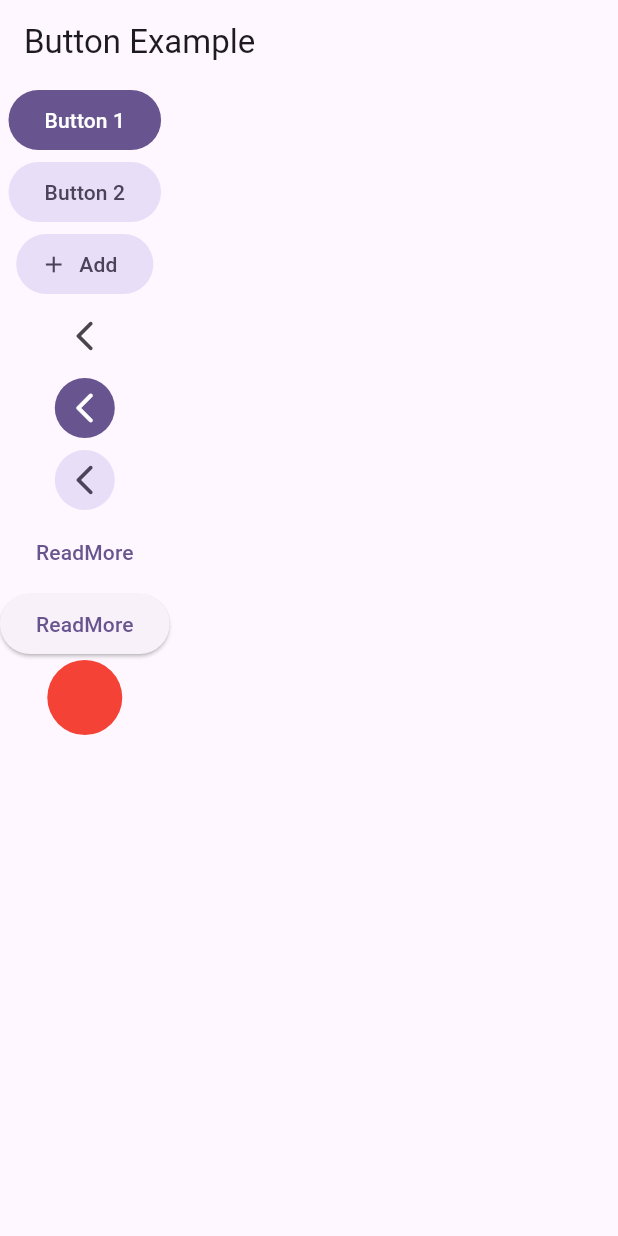
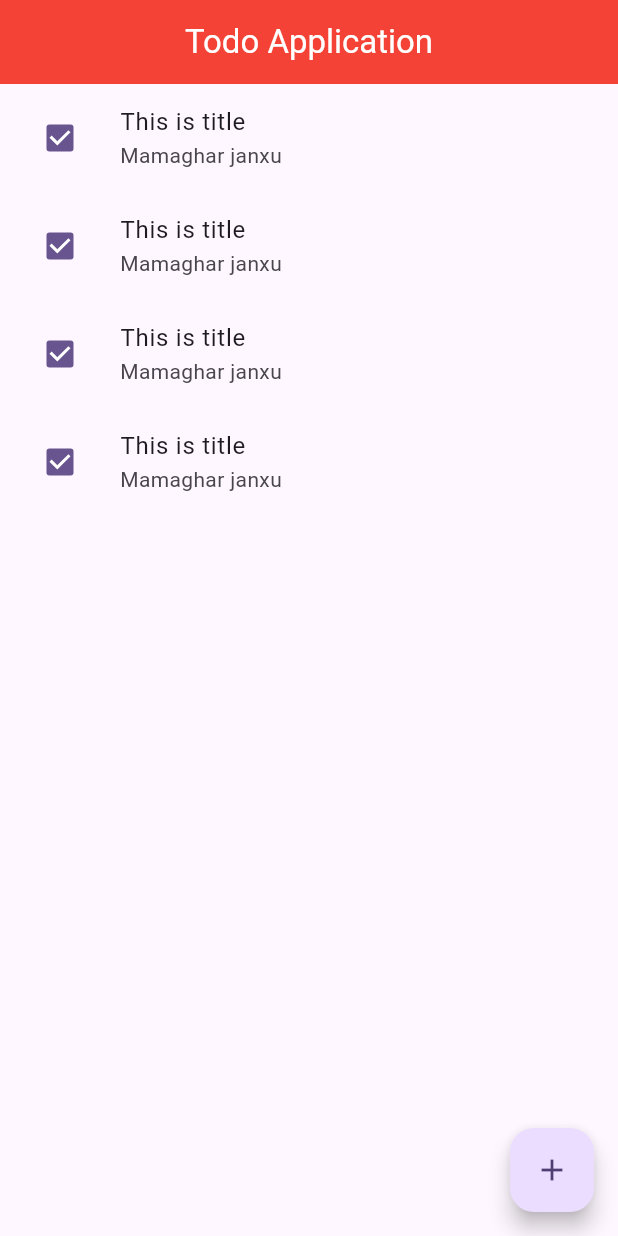
Before and after one commit to sxamip/Flutter-, a Flutter app: the screen it shows after launch, on a phone screen of 412 x 824 dp. Run offline on Flutter 3.47's test engine with Material 3 defaults, Android fonts, the phone set to English and light mode, and no system bars.

Commit message:
Making To do

```diff
--- /dev/null
+++ b/lib/AppDemo.dart
@@ -0,0 +1,13 @@
+class Todo {
+  final String id;
+  final String title;
+  final String description;
+  final bool isCompleted;
+
+  Todo({
+    required this.id,
+    required this.title,
+    required this.description,
+    required this.isCompleted,
+  });
+}
--- /dev/null
+++ b/lib/homepage.dart
@@ -0,0 +1,69 @@
+import 'package:flutter/material.dart';
+import 'package:flutter_application_1/AppDemo.dart';
+
+
+class TodoApplication extends StatefulWidget {
+  TodoApplication({super.key});
+
+  final List<Todo> todos = [
+    Todo(
+      id: "1",
+      title: "This is title",
+      description: "Mamaghar janxu",
+      isCompleted: true,
+    ),
+    Todo(
+      id: "2",
+      title: "This is title",
+      description: "Mamaghar janxu",
+      isCompleted: true,
+    ),
+    Todo(
+      id: "3",
+      title: "This is title",
+      description: "Mamaghar janxu",
+      isCompleted: true,
+    ),
+    Todo(
+      id: "4",
+      title: "This is title",
+      description: "Mamaghar janxu",
+      isCompleted: true,
+    ),
+  ];
+
+  @override
+  State<TodoApplication> createState() => _TodoApplicationState();
+}
+
+class _TodoApplicationState extends State<TodoApplication> {
+  @override
+  Widget build(BuildContext context) {
+    return Scaffold(
+      appBar: AppBar(
+        title: const Text(
+          "Todo Application",
+          style: TextStyle(color: Colors.white),
+        ),
+        backgroundColor: Colors.red,
+        centerTitle: true,
+      ),
+      body: ListView.builder(
+        itemCount: widget.todos.length,
+        itemBuilder: (ctx, i) {
+          return ListTile(
+            leading: Checkbox(
+              value: widget.todos[i].isCompleted,
+              onChanged: (value) {
+
+              },
+            ),
+            title: Text(widget.todos[i].title),
+            subtitle: Text(widget.todos[i].description),
+          );
+        },
+      ),
+      floatingActionButton: FloatingActionButton(onPressed: () {},child: Icon(Icons.add),),
+    );
+  }
+}
--- /dev/null
+++ b/lib/model/todo.dart
@@ -0,0 +1,13 @@
+class Todo {
+  final String id;
+  final String title;
+  final String description;
+  final bool isCompleted;
+
+  Todo({
+    required this.id,
+    required this.title,
+    required this.description,
+    required this.isCompleted,
+  });
+}
```
Also changed, not shown: lib/main.dart (+7 -104 lines).
